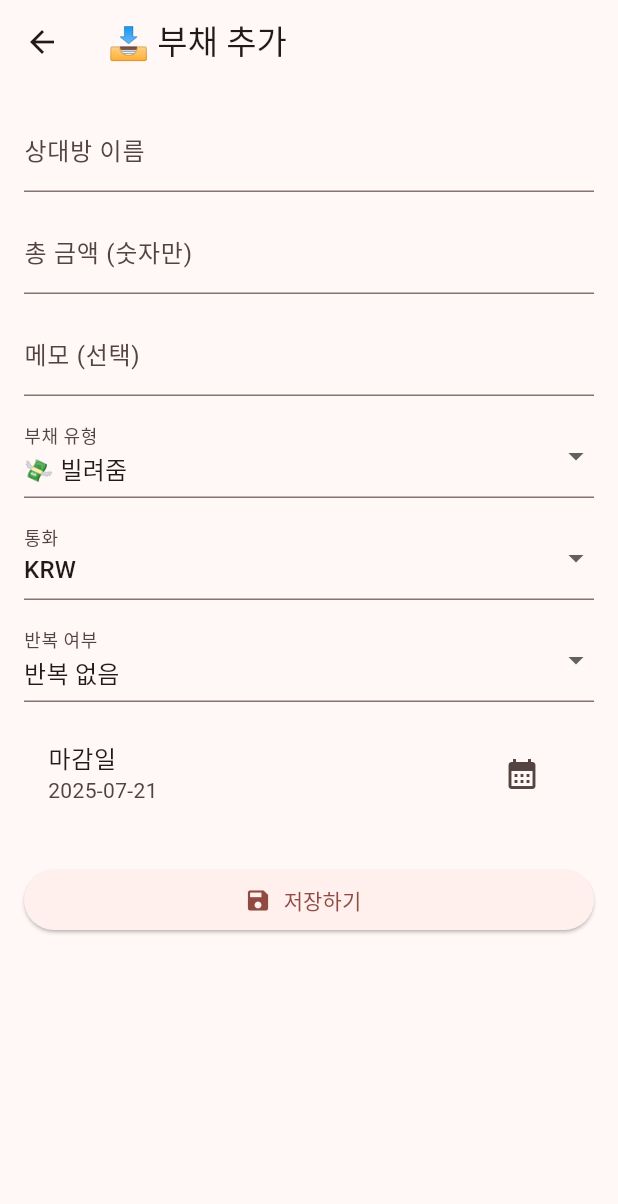
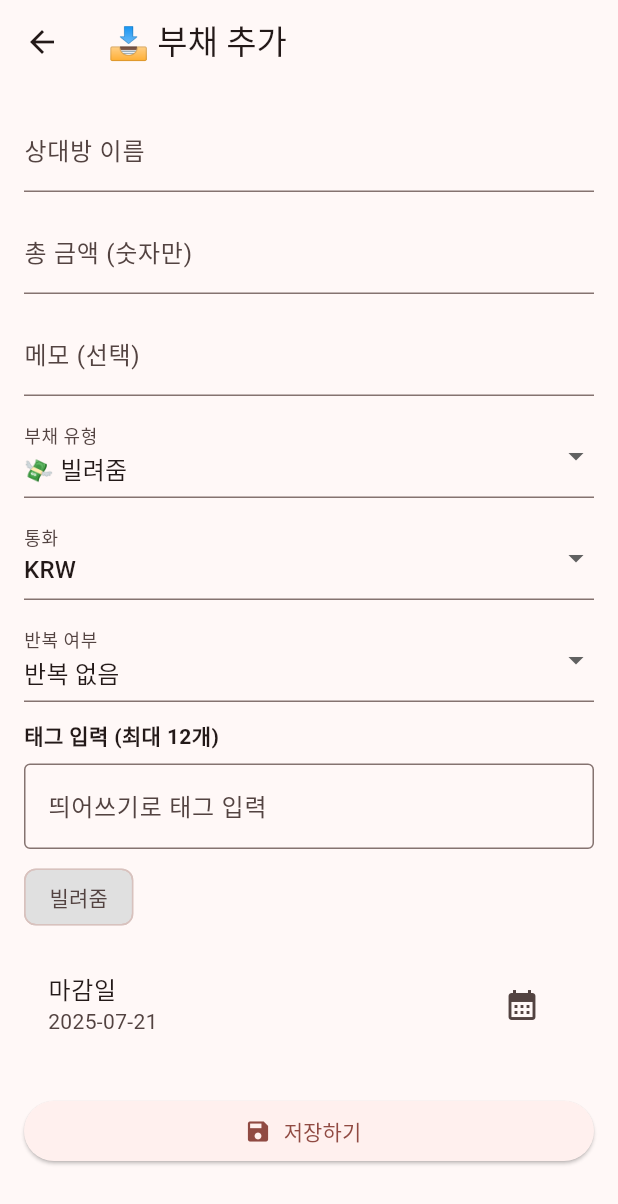
Before and after one commit to KimCookk/naedonnaenwa, a Flutter app: the screen it shows after launch, after a tap on the "add" icon, on a phone screen of 412 x 824 dp. Shown: the top 1204 px of the screen. Run offline on Flutter 3.47's test engine with Material 3 defaults, Android fonts, the phone set to English and light mode, and no system bars; our stand-ins replace flutter_riverpod, hive, hive_flutter; accounts and stored records are empty.

Commit message:
refactor(ui): AddDebtScreen에서 List<Tag> 기반 태그 관리로 리팩토링

```diff
--- a/lib/screens/add_debt_screen.dart
+++ b/lib/screens/add_debt_screen.dart
@@ -1,5 +1,6 @@
 import 'package:flutter/material.dart';
 import 'package:flutter_riverpod/flutter_riverpod.dart';
+import 'package:naedonnaenwa/models/tag.dart';
 import 'package:uuid/uuid.dart';
 import 'package:naedonnaenwa/models/debt.dart';
 import 'package:naedonnaenwa/providers/debt_list_provider.dart';
@@ -16,14 +17,25 @@ class _AddDebtScreenState extends ConsumerState<AddDebtScreen> {
   final _nameController = TextEditingController();
   final _amountController = TextEditingController();
   final _noteController = TextEditingController();
+  final _tagController = TextEditingController();
 
   DateTime _dueDate = DateTime.now().add(const Duration(days: 7));
   DebtType _type = DebtType.lent;
   CurrencyType _currency = CurrencyType.krw;
   RecurringType _recurring = RecurringType.none;
+  List<Tag> _tags = [];
+
+  @override
+  void initState() {
+    super.initState();
+    _updateSystemTags(); // 초기 시스템 태그 등록
+  }
 
   Future<void> _submit() async {
     if (!_formKey.currentState!.validate()) return;
+
+    // 중복 제거 (Set으로 중복 태그 제거 가능)
+    final cleanedTags = _tags.toSet().toList();
 
     final newDebt = Debt(
       id: const Uuid().v4(),
@@ -34,13 +46,44 @@ class _AddDebtScreenState extends ConsumerState<AddDebtScreen> {
       note: _noteController.text.trim(),
       type: _type,
       currency: _currency,
-      recurring: RecurringType.none,
+      recurring: _recurring,
+      isPaid: false,
       createdAt: DateTime.now(),
       updatedAt: DateTime.now(),
+      tags: cleanedTags,
     );
 
     await ref.read(debtListProvider.notifier).addDebt(newDebt);
     if (mounted) Navigator.pop(context); // 저장 후 뒤로 가기
+  }
+
+  void _updateSystemTags() {
+    final systemTags = getSystemTags(_type, _recurring);
+    setState(() {
+      _tags.removeWhere((tag) => tag.type == TagType.system);
+      _tags = [..._tags, ...systemTags];
+    });
+  }
+
+  List<Tag> getSystemTags(DebtType type, RecurringType recurring) {
+    final tags = <Tag>[];
+    if (type == DebtType.lent) {
+      tags.add(const Tag(label: '빌려줌', type: TagType.system));
+    } else {
+      tags.add(const Tag(label: '빌림', type: TagType.system));
+    }
+
+    switch (recurring) {
+      case RecurringType.weekly:
+        tags.add(const Tag(label: '매주반복', type: TagType.system));
+        break;
+      case RecurringType.monthly:
+        tags.add(const Tag(label: '매달반복', type: TagType.system));
+        break;
+      default:
+        break;
+    }
+    return tags;
   }
 
   @override
@@ -84,8 +127,12 @@ class _AddDebtScreenState extends ConsumerState<AddDebtScreen> {
                       child: Text(type == DebtType.lent ? '💸 빌려줌' : '📤 빌림'),
                     );
                   }).toList(),
-                onChanged: (value) => setState(() => _type = value!),
-              ),
+                  onChanged: (value) {
+                    setState(() {
+                      _type = value!;
+                    });
+                    _updateSystemTags();
+                  }),
               const SizedBox(height: 12),
               DropdownButtonFormField<CurrencyType>(
                 value: _currency,
@@ -113,7 +160,63 @@ class _AddDebtScreenState extends ConsumerState<AddDebtScreen> {
                       child: Text(label),
                     );
                   }).toList(),
-                onChanged: (value) => setState(() => _recurring = value!),
+                  onChanged: (value) {
+                    setState(() => _recurring = value!);
+                    _updateSystemTags();
+                  }),
+              const SizedBox(height: 12),
+              Column(
+                crossAxisAlignment: CrossAxisAlignment.start,
+                children: [
+                  const Text('태그 입력 (최대 12개)',
+                      style: TextStyle(fontWeight: FontWeight.bold)),
+                  const SizedBox(height: 8),
+                  TextField(
+                    controller: _tagController,
+                    decoration: const InputDecoration(
+                      hintText: '띄어쓰기로 태그 입력',
+                      border: OutlineInputBorder(),
+                    ),
+                    onChanged: (value) {
+                      if (value.endsWith(' ')) {
+                        final input = value.trim();
+                        if (input.isEmpty) return;
+
+                        final tag = Tag(label: input, type: TagType.user);
+
+                        if (_tags.contains(tag)) return;
+                        if (_tags.length >= 12) {
+                          ScaffoldMessenger.of(context).showSnackBar(
+                            const SnackBar(
+                                content: Text('태그는 최대 12개까지 등록할 수 있어요')),
+                          );
+                          return;
+                        }
+
+                        setState(() {
+                          _tags.add(tag);
+                          _tagController.clear();
+                        });
+                      }
+                    },
+                  ),
+                  const SizedBox(height: 8),
+                  Wrap(
+                    spacing: 8,
+                    runSpacing: 8,
+                    children: _tags.map((tag) {
+                      return Chip(
+                        label: Text(tag.label),
+                        backgroundColor: tag.type == TagType.system
+                            ? Colors.grey[300]
+                            : null,
+                        onDeleted: tag.type == TagType.user
+                            ? () => setState(() => _tags.remove(tag))
+                            : null,
+                      );
+                    }).toList(),
+                  )
+                ],
               ),
               const SizedBox(height: 12),
               ListTile(
```
Lines whose indentation alone changed are shown as unchanged.
